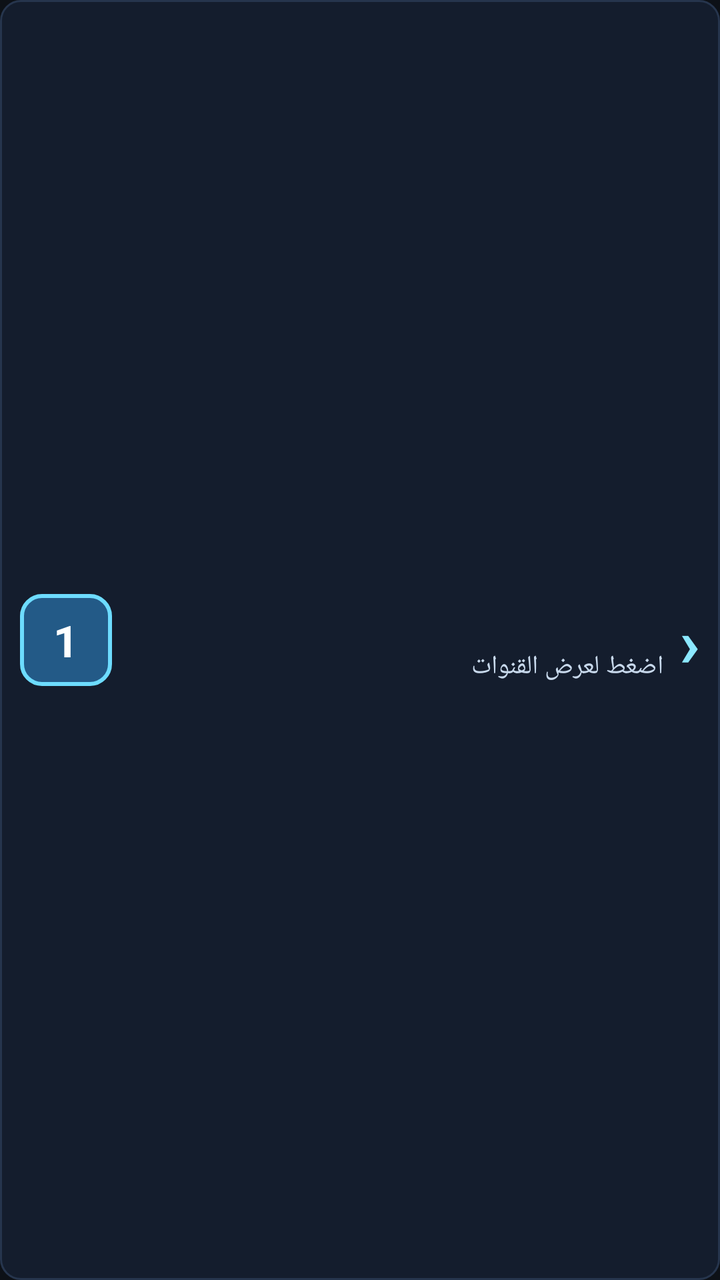
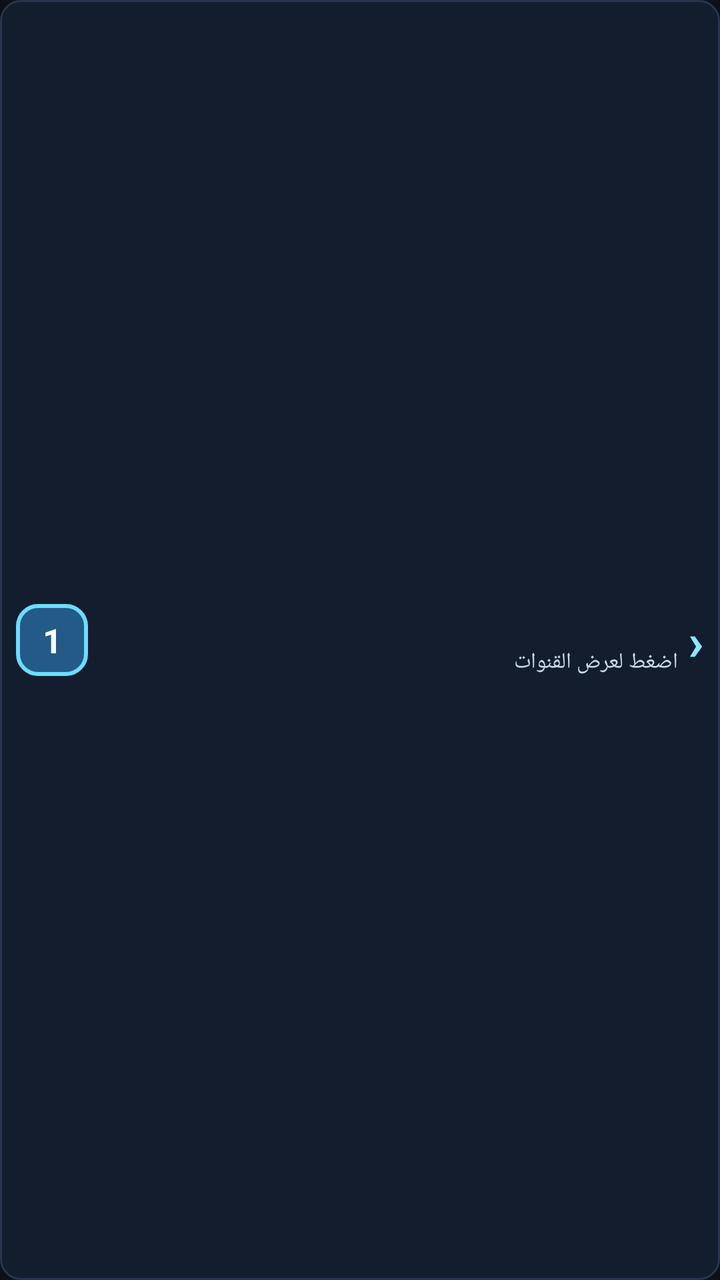

Before-and-after screenshots of an Android layout around one commit, followed by the original layout XML and the change that was made.
<!-- AndroidManifest.xml: application theme AppTheme -->
<!-- res/layout/item_live_category.xml -->
<LinearLayout xmlns:android="http://schemas.android.com/apk/res/android"
    android:id="@+id/categoryRow"
    android:layout_width="match_parent"
    android:layout_height="wrap_content"
    android:layout_marginVertical="5dp"
    android:background="@drawable/bg_live_category_default"
    android:clickable="true"
    android:focusable="true"
    android:focusableInTouchMode="true"
    android:gravity="center_vertical"
    android:layoutDirection="ltr"
    android:minHeight="66dp"
    android:orientation="horizontal"
    android:paddingHorizontal="10dp"
    android:paddingVertical="8dp">

    <TextView
        android:id="@+id/categoryNumber"
        android:layout_width="46dp"
        android:layout_height="46dp"
        android:background="@drawable/bg_category_number_default"
        android:gravity="center"
        android:text="1"
        android:textColor="@color/white"
        android:textSize="22sp"
        android:textStyle="bold" />

    <LinearLayout
        android:layout_width="0dp"
        android:layout_height="wrap_content"
        android:layout_marginStart="12dp"
        android:layout_weight="1"
        android:orientation="vertical">

        <TextView
            android:id="@+id/categoryName"
            android:layout_width="match_parent"
            android:layout_height="wrap_content"
            android:ellipsize="end"
            android:gravity="start"
            android:maxLines="1"
            android:textColor="@color/white"
            android:textSize="18sp"
            android:textStyle="bold" />

        <TextView
            android:id="@+id/categoryCount"
            android:layout_width="match_parent"
            android:layout_height="wrap_content"
            android:layout_marginTop="2dp"
            android:ellipsize="end"
            android:gravity="start"
            android:maxLines="1"
            android:text="اضغط لعرض القنوات"
            android:textColor="#C8D9EC"
            android:textSize="13sp" />
    </LinearLayout>

    <TextView
        android:layout_width="wrap_content"
        android:layout_height="wrap_content"
        android:layout_marginStart="8dp"
        android:text="›"
        android:textColor="#8BE8FF"
        android:textSize="34sp"
        android:textStyle="bold" />
</LinearLayout>
<!-- resources referenced by this layout -->
<resources>
  <color name="white">#FFFFFF</color>
  <!-- drawable bg_category_number_default (drawable) -->
  <shape xmlns:android="http://schemas.android.com/apk/res/android" android:shape="rectangle">
      <solid android:color="#235A87" />
      <stroke android:width="2dp" android:color="#6DDCFF" />
      <corners android:radius="10dp" />
  </shape>
  <!-- drawable bg_live_category_default (drawable) -->
  <?xml version="1.0" encoding="utf-8"?>
  <shape xmlns:android="http://schemas.android.com/apk/res/android" android:shape="rectangle">
      <corners android:radius="10dp" />
      <solid android:color="#141D2D" />
      <stroke android:width="1dp" android:color="#26354D" />
  </shape>
  <style name="AppTheme" parent="Theme.AppCompat.NoActionBar">
          
          <item name="colorPrimary">@color/primary_blue</item>
          <item name="colorPrimaryDark">@color/dark_background</item>
          <item name="colorAccent">@color/accent_blue</item>
  
          
          <item name="android:windowBackground">@color/dark_background</item>
          <item name="android:colorBackground">@color/dark_background</item>
  
          
          <item name="android:textColorPrimary">@color/text_primary</item>
          <item name="android:textColorSecondary">@color/text_secondary</item>
  
          
          <item name="android:windowDrawsSystemBarBackgrounds">true</item>
      </style>
  <color name="primary_blue">#2196F3</color>
  <color name="dark_background">#0D1117</color>
  <color name="accent_blue">#64B5F6</color>
  <color name="text_primary">#FFFFFF</color>
  <color name="text_secondary">#B0B0B0</color>
</resources>

<!-- the commit's change to res/layout/item_live_category.xml (unified diff, before → after) -->
@@ -2,33 +2,33 @@
     android:id="@+id/categoryRow"
     android:layout_width="match_parent"
     android:layout_height="wrap_content"
-    android:layout_marginVertical="5dp"
+    android:layout_marginVertical="3dp"
     android:background="@drawable/bg_live_category_default"
     android:clickable="true"
     android:focusable="true"
     android:focusableInTouchMode="true"
     android:gravity="center_vertical"
     android:layoutDirection="ltr"
-    android:minHeight="66dp"
+    android:minHeight="50dp"
     android:orientation="horizontal"
-    android:paddingHorizontal="10dp"
-    android:paddingVertical="8dp">
+    android:paddingHorizontal="8dp"
+    android:paddingVertical="5dp">
 
     <TextView
         android:id="@+id/categoryNumber"
-        android:layout_width="46dp"
-        android:layout_height="46dp"
+        android:layout_width="36dp"
+        android:layout_height="36dp"
         android:background="@drawable/bg_category_number_default"
         android:gravity="center"
         android:text="1"
         android:textColor="@color/white"
-        android:textSize="22sp"
+        android:textSize="17sp"
         android:textStyle="bold" />
 
     <LinearLayout
         android:layout_width="0dp"
         android:layout_height="wrap_content"
-        android:layout_marginStart="12dp"
+        android:layout_marginStart="8dp"
         android:layout_weight="1"
         android:orientation="vertical">
 
@@ -40,7 +40,7 @@
             android:gravity="start"
             android:maxLines="1"
             android:textColor="@color/white"
-            android:textSize="18sp"
+            android:textSize="15sp"
             android:textStyle="bold" />
 
         <TextView
@@ -53,15 +53,15 @@
             android:maxLines="1"
             android:text="اضغط لعرض القنوات"
             android:textColor="#C8D9EC"
-            android:textSize="13sp" />
+            android:textSize="11sp" />
     </LinearLayout>
 
     <TextView
         android:layout_width="wrap_content"
         android:layout_height="wrap_content"
-        android:layout_marginStart="8dp"
+        android:layout_marginStart="5dp"
         android:text="›"
         android:textColor="#8BE8FF"
-        android:textSize="34sp"
+        android:textSize="26sp"
         android:textStyle="bold" />
 </LinearLayout>
